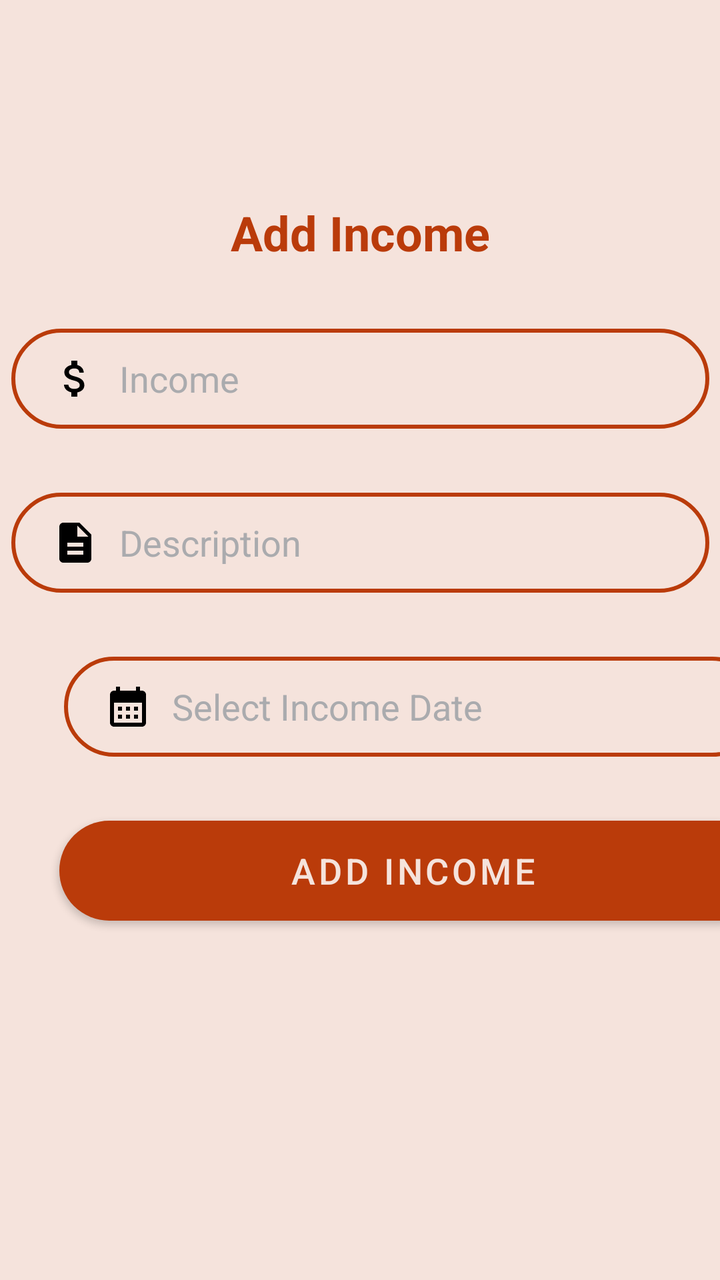
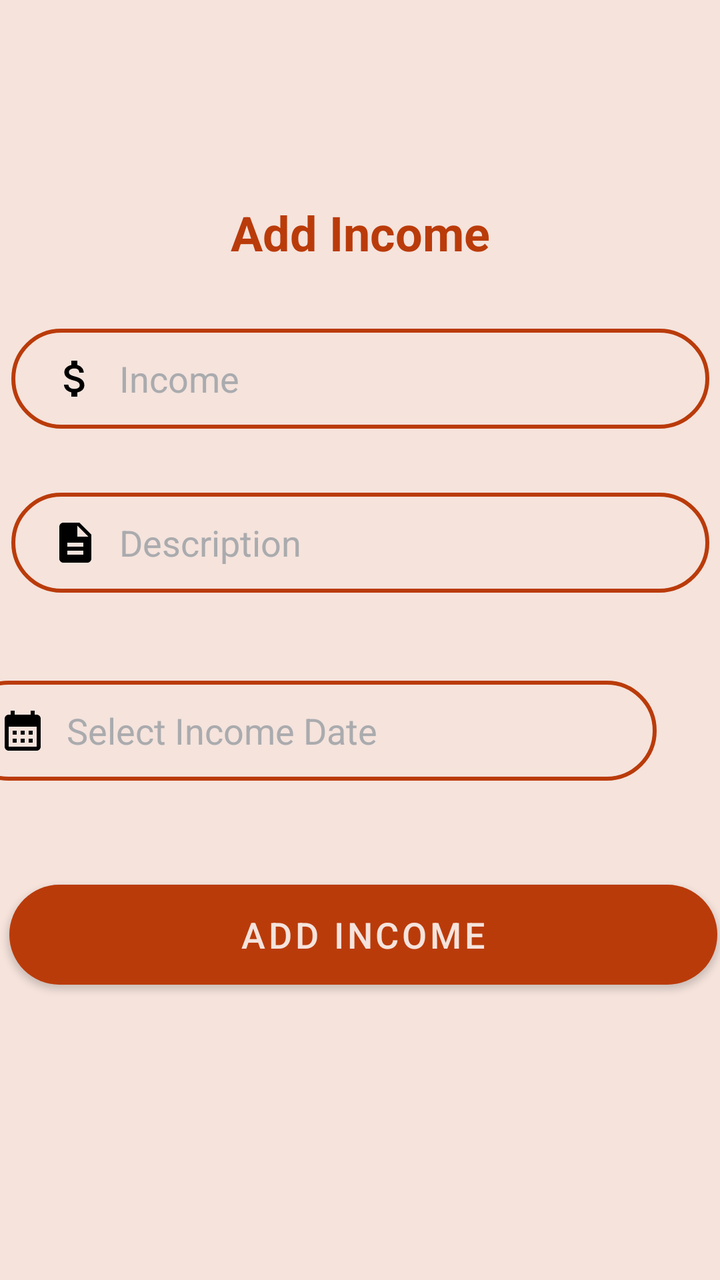

Two renders of the same Android screen: before a commit and after it. Below are the layout's source before the change and the commit's diff.
<!-- AndroidManifest.xml: application theme Theme.BudgetBuddy -->
<!-- res/layout/fragment_add_income.xml -->
<?xml version="1.0" encoding="utf-8"?>
<androidx.constraintlayout.widget.ConstraintLayout xmlns:android="http://schemas.android.com/apk/res/android"
    xmlns:app="http://schemas.android.com/apk/res-auto"
    xmlns:tools="http://schemas.android.com/tools"
    android:layout_width="match_parent"
    android:layout_height="match_parent"
    android:background="@color/brown_100"
    tools:context=".ui.add_income.IncomeFragment">


    <TextView
        android:id="@+id/txtIncomeTitle"
        android:layout_width="wrap_content"
        android:layout_height="wrap_content"
        android:layout_marginTop="100dp"
        android:text="@string/txtAddIncome"
        android:textColor="@color/red_200"
        android:textSize="24sp"
        android:textStyle="bold"
        app:layout_constraintEnd_toEndOf="parent"
        app:layout_constraintStart_toStartOf="parent"
        app:layout_constraintTop_toTopOf="parent" />

    <EditText
        android:id="@+id/editTextIncome"
        android:layout_width="349dp"
        android:layout_height="50dp"
        android:layout_marginStart="32dp"
        android:layout_marginTop="32dp"
        android:layout_marginEnd="32dp"
        android:autoText="true"
        android:autofillHints=""
        android:background="@drawable/input_bg"
        android:drawableStart="@drawable/baseline_attach_money_24"
        android:drawablePadding="10dp"
        android:ems="10"
        android:hint="@string/income"
        android:inputType="number"
        android:paddingStart="20dp"
        android:paddingTop="10dp"
        android:paddingEnd="10dp"
        android:paddingBottom="10dp"
        android:textColor="@color/red_700"
        android:textColorHint="@color/material_dynamic_neutral70"
        app:layout_constraintEnd_toEndOf="parent"
        app:layout_constraintStart_toStartOf="parent"
        app:layout_constraintTop_toBottomOf="@+id/txtIncomeTitle"
        tools:ignore="Deprecated" />

    <EditText
        android:id="@+id/editTextDescription"
        android:layout_width="349dp"
        android:layout_height="50dp"
        android:layout_marginStart="32dp"
        android:layout_marginTop="32dp"
        android:layout_marginEnd="32dp"
        android:autoText="true"
        android:autofillHints=""
        android:background="@drawable/input_bg"
        android:drawableStart="@drawable/baseline_description_24"
        android:drawablePadding="10dp"
        android:ems="10"
        android:hint="Description"
        android:inputType="text"
        android:paddingStart="20dp"
        android:paddingTop="10dp"
        android:paddingEnd="10dp"
        android:paddingBottom="10dp"
        android:textColor="@color/red_700"
        android:textColorHint="@color/material_dynamic_neutral70"
        app:layout_constraintEnd_toEndOf="parent"
        app:layout_constraintStart_toStartOf="parent"
        app:layout_constraintTop_toBottomOf="@+id/editTextIncome"
        tools:ignore="Deprecated" />

    <EditText
        android:id="@+id/editTextDate"
        android:layout_width="349dp"
        android:layout_height="50dp"
        android:layout_marginStart="32dp"
        android:layout_marginTop="32dp"
        android:layout_marginEnd="32dp"
        android:autofillHints=""
        android:background="@drawable/input_bg"
        android:drawableStart="@drawable/baseline_calendar_month_24"
        android:drawablePadding="10dp"
        android:ems="10"
        android:hint="@string/incomeDate"
        android:inputType="date"
        android:paddingStart="20dp"
        android:paddingTop="10dp"
        android:paddingEnd="10dp"
        android:paddingBottom="10dp"
        android:textColor="@color/red_700"
        android:textColorHint="@color/material_dynamic_neutral70"
        app:layout_constraintEnd_toEndOf="parent"
        app:layout_constraintHorizontal_bias="0.0"
        app:layout_constraintStart_toStartOf="parent"
        app:layout_constraintTop_toBottomOf="@+id/editTextDescription" />

    <Button
        android:id="@+id/btnAddIncome"
        android:layout_width="354dp"
        android:layout_height="50dp"
        android:layout_marginTop="32dp"
        android:background="@drawable/rounded_corner"
        android:text="@string/addIncome"
        android:textSize="18sp"
        app:layout_constraintEnd_toEndOf="@+id/editTextDate"
        app:layout_constraintHorizontal_bias="0.489"
        app:layout_constraintStart_toStartOf="@+id/editTextDate"
        app:layout_constraintTop_toBottomOf="@+id/editTextDate"
        tools:ignore="DuplicateSpeakableTextCheck,VisualLintButtonSize" />




</androidx.constraintlayout.widget.ConstraintLayout>
<!-- resources referenced by this layout -->
<resources>
  <color name="brown_100">#F5E3DC</color>
  <color name="red_200">#BA3B0A</color>
  <color name="red_700">#86042F</color>
  <!-- drawable baseline_attach_money_24 (drawable) -->
  <vector android:height="24dp" android:tint="#000000"
      android:viewportHeight="24" android:viewportWidth="24"
      android:width="24dp" xmlns:android="http://schemas.android.com/apk/res/android">
      <path android:fillColor="@android:color/white" android:pathData="M11.8,10.9c-2.27,-0.59 -3,-1.2 -3,-2.15 0,-1.09 1.01,-1.85 2.7,-1.85 1.78,0 2.44,0.85 2.5,2.1h2.21c-0.07,-1.72 -1.12,-3.3 -3.21,-3.81V3h-3v2.16c-1.94,0.42 -3.5,1.68 -3.5,3.61 0,2.31 1.91,3.46 4.7,4.13 2.5,0.6 3,1.48 3,2.41 0,0.69 -0.49,1.79 -2.7,1.79 -2.06,0 -2.87,-0.92 -2.98,-2.1h-2.2c0.12,2.19 1.76,3.42 3.68,3.83V21h3v-2.15c1.95,-0.37 3.5,-1.5 3.5,-3.55 0,-2.84 -2.43,-3.81 -4.7,-4.4z"/>
  </vector>
  <!-- drawable baseline_calendar_month_24 (drawable) -->
  <vector android:height="24dp" android:tint="#000000"
      android:viewportHeight="24" android:viewportWidth="24"
      android:width="24dp" xmlns:android="http://schemas.android.com/apk/res/android">
      <path android:fillColor="@android:color/white" android:pathData="M19,4h-1V2h-2v2H8V2H6v2H5C3.89,4 3.01,4.9 3.01,6L3,20c0,1.1 0.89,2 2,2h14c1.1,0 2,-0.9 2,-2V6C21,4.9 20.1,4 19,4zM19,20H5V10h14V20zM9,14H7v-2h2V14zM13,14h-2v-2h2V14zM17,14h-2v-2h2V14zM9,18H7v-2h2V18zM13,18h-2v-2h2V18zM17,18h-2v-2h2V18z"/>
  </vector>
  <!-- drawable baseline_description_24 (drawable) -->
  <vector android:height="24dp" android:tint="#000000"
      android:viewportHeight="24" android:viewportWidth="24"
      android:width="24dp" xmlns:android="http://schemas.android.com/apk/res/android">
      <path android:fillColor="@android:color/white" android:pathData="M14,2L6,2c-1.1,0 -1.99,0.9 -1.99,2L4,20c0,1.1 0.89,2 1.99,2L18,22c1.1,0 2,-0.9 2,-2L20,8l-6,-6zM16,18L8,18v-2h8v2zM16,14L8,14v-2h8v2zM13,9L13,3.5L18.5,9L13,9z"/>
  </vector>
  <!-- drawable input_bg (drawable) -->
  <?xml version="1.0" encoding="utf-8"?>
  <shape xmlns:android="http://schemas.android.com/apk/res/android">
      <stroke android:color="@color/red_200" android:width="2dp"/>
      <corners android:radius="70dp"/>
  
  
  </shape>
  <!-- drawable rounded_corner (drawable) -->
  <?xml version="1.0" encoding="utf-8"?>
  <shape  xmlns:android="http://schemas.android.com/apk/res/android">
  <corners android:radius="50dp"/>
      <solid android:color="@color/red_200" />
  </shape>
  <string name="addIncome">Add Income</string>
  <string name="income">Income</string>
  <string name="incomeDate">Select Income Date</string>
  <string name="txtAddIncome">Add Income</string>
  <style name="Theme.BudgetBuddy" parent="Theme.MaterialComponents.DayNight.DarkActionBar">
          
          <item name="colorPrimary">@color/red_200</item>
          <item name="colorPrimaryVariant">@color/red_700</item>
          <item name="colorOnPrimary">@color/brown_100</item>
          
          <item name="colorSecondary">@color/brown_500</item>
          <item name="colorSecondaryVariant">@color/brown_700</item>
          <item name="colorOnSecondary">@color/light_brown</item>
          
          <item name="android:statusBarColor">?attr/colorPrimary</item>
          
          <item name="android:windowBackground">@color/red_200</item>
      </style>
  <color name="brown_500">#d5896c</color>
  <color name="brown_700">#B88572</color>
  <color name="light_brown">#FFF5ED</color>
</resources>

<!-- the commit's change to res/layout/fragment_add_income.xml (unified diff, before → after) -->
@@ -78,7 +78,7 @@
         android:layout_width="349dp"
         android:layout_height="50dp"
         android:layout_marginStart="32dp"
-        android:layout_marginTop="32dp"
+        android:layout_marginTop="44dp"
         android:layout_marginEnd="32dp"
         android:autofillHints=""
         android:background="@drawable/input_bg"
@@ -94,7 +94,7 @@
         android:textColor="@color/red_700"
         android:textColorHint="@color/material_dynamic_neutral70"
         app:layout_constraintEnd_toEndOf="parent"
-        app:layout_constraintHorizontal_bias="0.0"
+        app:layout_constraintHorizontal_bias="1.0"
         app:layout_constraintStart_toStartOf="parent"
         app:layout_constraintTop_toBottomOf="@+id/editTextDescription" />
 
@@ -102,17 +102,16 @@
         android:id="@+id/btnAddIncome"
         android:layout_width="354dp"
         android:layout_height="50dp"
-        android:layout_marginTop="32dp"
+        android:layout_marginStart="30dp"
+        android:layout_marginTop="52dp"
+        android:layout_marginEnd="27dp"
         android:background="@drawable/rounded_corner"
         android:text="@string/addIncome"
         android:textSize="18sp"
-        app:layout_constraintEnd_toEndOf="@+id/editTextDate"
-        app:layout_constraintHorizontal_bias="0.489"
-        app:layout_constraintStart_toStartOf="@+id/editTextDate"
+        app:layout_constraintEnd_toEndOf="parent"
+        app:layout_constraintStart_toStartOf="parent"
         app:layout_constraintTop_toBottomOf="@+id/editTextDate"
         tools:ignore="DuplicateSpeakableTextCheck,VisualLintButtonSize" />
 
 
-
-
 </androidx.constraintlayout.widget.ConstraintLayout>
